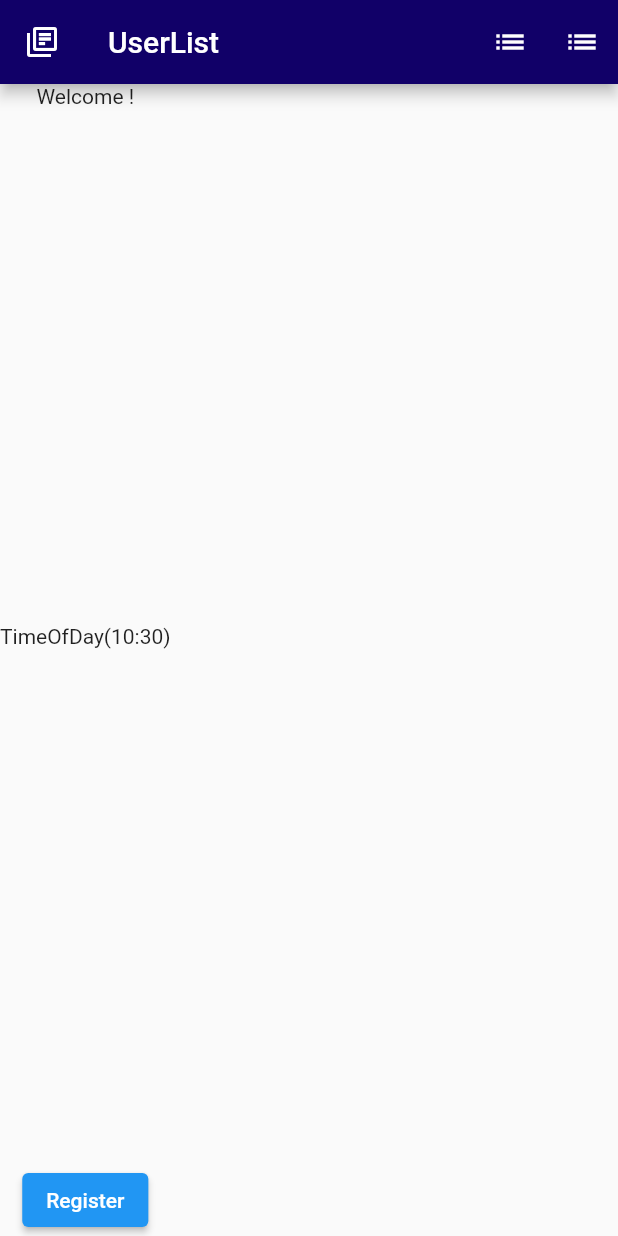
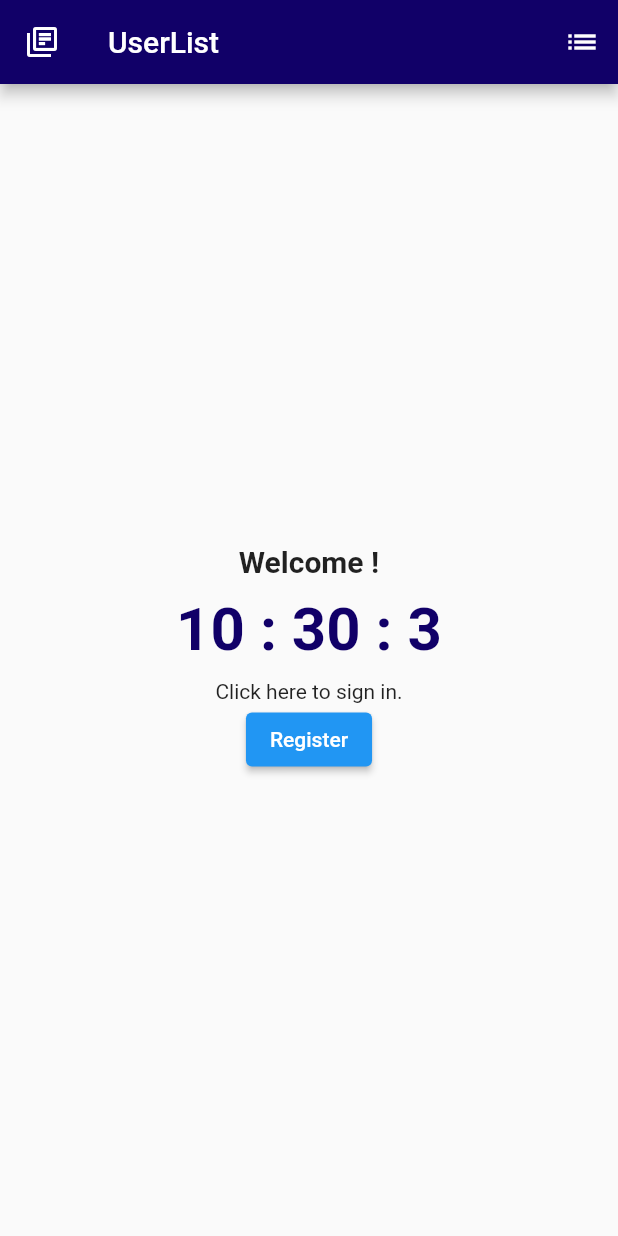
Before and after one commit to luapdever/userlist, a Flutter app: the screen it shows after launch, on a phone screen of 412 x 824 dp. Run offline on Flutter 3.47's test engine with Material 2 defaults, Android fonts, the phone set to English and light mode, and no system bars; our stand-ins replace shared_preferences.

Commit message:
make home screen

```diff
--- a/lib/components/appbar.dart
+++ b/lib/components/appbar.dart
@@ -22,16 +22,6 @@ class BaseAppBar extends AppBar {
           },
           icon: const Icon(Icons.list)
         ),
-        IconButton(
-          onPressed: () {
-            Navigator.of(context).pushReplacement(
-              MaterialPageRoute(
-                builder: (BuildContext context) => AddUserScreen()
-              )
-            );
-          },
-          icon: const Icon(Icons.list)
-        ),
       ],
   );
 }
--- a/lib/screens/home.dart
+++ b/lib/screens/home.dart
@@ -1,7 +1,10 @@
+import 'dart:async';
+
+import 'package:flutter/material.dart';
+
 import 'package:userlist/components/appbar.dart';
 import 'package:userlist/screens/AddUser.dart';
 
-import 'package:flutter/material.dart';
 // import 'dart:convert';
 // import "package:userlist/Https/request.dart";
 
@@ -19,8 +22,17 @@ class _HomeScreenState extends State<HomeScreen> {
   @override
   void initState() {
     super.initState();
+    Timer.periodic(Duration(seconds: 1), (Timer t) => { _date_time() });
 
+  }
 
+  String? time_of_day;
+
+  _date_time() {
+    var now_time = DateTime.now();
+    setState(() {
+      time_of_day = now_time.hour.toString() + " : " + now_time.minute.toString() + " : " + now_time.second.toString();
+    });
   }
 
   @override
@@ -28,15 +40,33 @@ class _HomeScreenState extends State<HomeScreen> {
     return Scaffold(
 
       appBar: BaseAppBar(titlePage: "UserList", context: context,),
-      body: Container(
+      body: Padding(
+          padding: const EdgeInsets.all(16.0),
+          child: Center(
+            child: SingleChildScrollView(
               child: Column(
-          mainAxisAlignment: MainAxisAlignment.spaceBetween,
                 children: [
                   Title(
                     color: const Color.fromRGBO(17, 0, 104, 1),
-              child: Text("Welcome !")
+                    child: const Text(
+                      "Welcome !",
+                      style: TextStyle(
+                        fontSize: 20.0,
+                        fontWeight: FontWeight.bold
                       ),
-            Text(TimeOfDay.now().toString()),
+                    )
+                  ),
+                  const SizedBox(height: 10),
+                  Text(
+                    time_of_day!,
+                    style: const TextStyle(
+                      color: Color.fromRGBO(17, 0, 104, 1),
+                      fontSize: 40.0,
+                      fontWeight: FontWeight.bold
+                    ),
+                  ),
+                  const SizedBox(height: 10,),
+                  const Text("Click here to sign in."),
                   ElevatedButton(
                     onPressed: () {
                       Navigator.of(context).pushReplacement(
@@ -48,6 +78,8 @@ class _HomeScreenState extends State<HomeScreen> {
                     child: Text("Register")
                   )
                 ],
+              )
+            ),
           ),
         )
     );
--- a/pubspec.yaml
+++ b/pubspec.yaml
@@ -53,7 +53,7 @@ dev_dependencies:
 flutter_icons:
   android: "launcher_icon"
   ios: true
-  image_path: "assets/splash.png"
+  image_path: "assets/icon.png"
 
 # For information on the generic Dart part of this file, see the
 # following page: https://dart.dev/tools/pub/pubspec
@@ -69,6 +69,7 @@ flutter:
   # To add assets to your application, add an assets section, like this:
   assets:
     - splash.png
+    - icon.png
 
   # An image asset can refer to one or more resolution-specific "variants", see
   # https://flutter.dev/assets-and-images/#resolution-aware.
```
Also changed, not shown: lib/screens/splash.dart (+17 -1 lines), assets/icon.png (added), assets/splash.png, 20 other files. Lines whose indentation alone changed are shown as unchanged.
